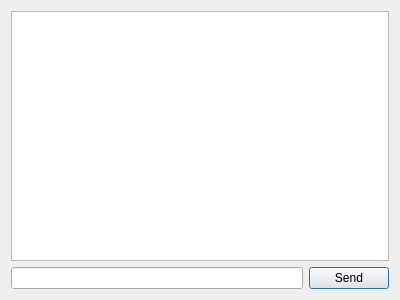
Above: embedded_mixed/hi3861-smart-home/qt-controller/ui/debug_terminal.ui from IAKSH/playground before the change. Below: the same form after it.
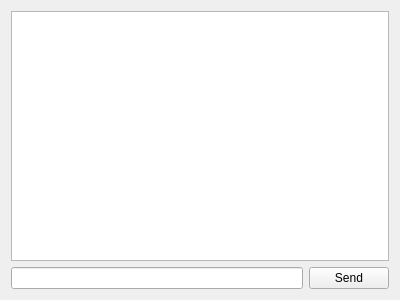
That is the form after the change.

The edit to the form file:
```diff
--- a/embedded_mixed/hi3861-smart-home/qt-controller/ui/debug_terminal.ui
+++ b/embedded_mixed/hi3861-smart-home/qt-controller/ui/debug_terminal.ui
@@ -1,7 +1,7 @@
 <?xml version="1.0" encoding="UTF-8"?>
 <ui version="4.0">
  <class>DebugTerminal</class>
- <widget class="QDialog" name="DebugTerminal">
+ <widget class="QWidget" name="DebugTerminal">
   <property name="geometry">
    <rect>
     <x>0</x>
```
